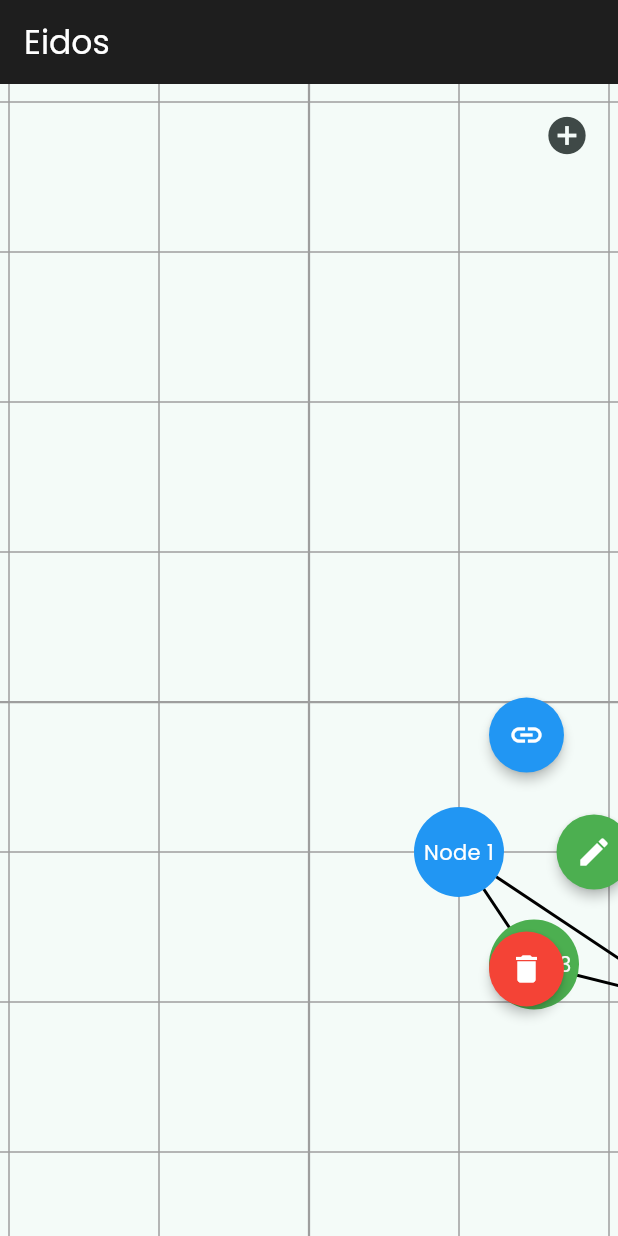
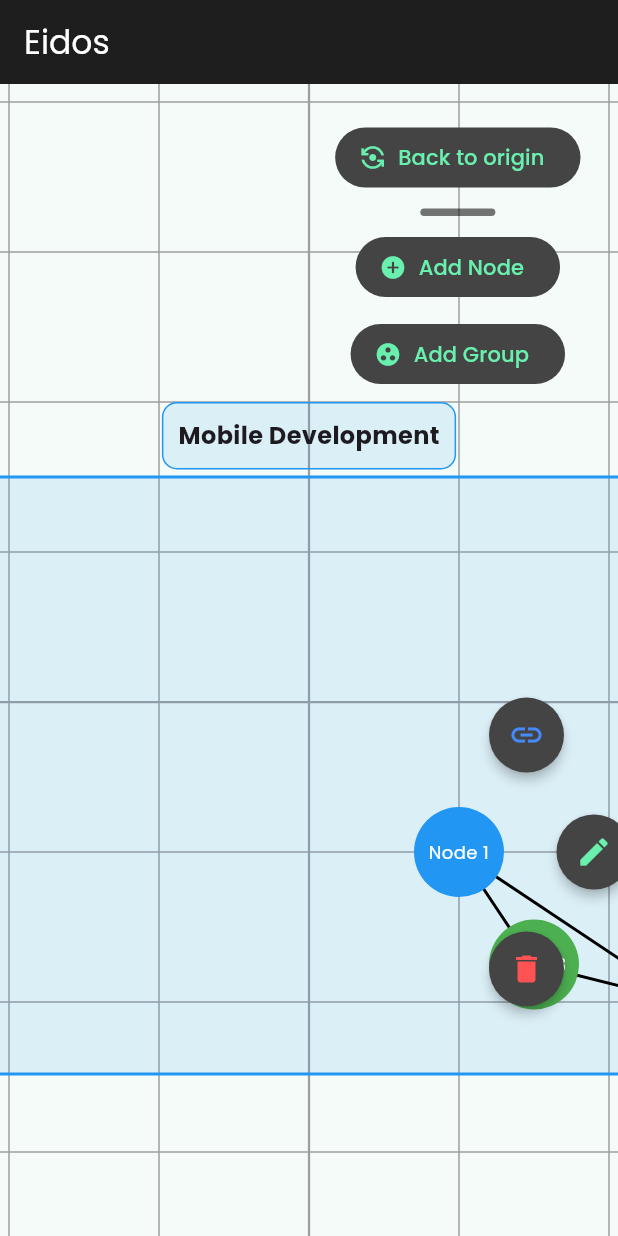
Before and after one commit to mhmdbakkour/eidosapp, a Flutter app: the screen it shows after launch, after a tap on "Node 1", on a phone screen of 412 x 824 dp. Run offline on Flutter 3.47's test engine with Material 3 defaults, Android fonts, the light colour scheme and no system bars; our stand-ins replace flutter_riverpod, google_fonts.

Commit message:
Added node groups, edit and creating modals for nodes, and polished a few UI elements

```diff
--- a/lib/features/mindmap/widgets/mindmap_canvas.dart
+++ b/lib/features/mindmap/widgets/mindmap_canvas.dart
@@ -1,7 +1,9 @@
 import 'package:csci410project/features/mindmap/models/connection_model.dart';
 import 'package:csci410project/features/mindmap/widgets/grid_painter.dart';
+import 'package:csci410project/features/mindmap/widgets/node_group_widget.dart';
 import 'package:csci410project/features/mindmap/widgets/radial_menu.dart';
 
+import '../dialogs/node_dialog.dart';
 import 'connection_painter.dart';
 import 'node_widget.dart';
 import 'package:flutter/material.dart';
@@ -38,13 +40,11 @@
     )..repeat(reverse: true);
     _viewportController = TransformationController();
 
-    // Size of your virtual canvas
     const canvasSize = Size(50000, 50000);
 
     WidgetsBinding.instance.addPostFrameCallback((_) {
       final screenSize = MediaQuery.of(context).size;
 
-      // Move camera so canvas center appears at screen center
       final dx = (screenSize.width / 2) - (canvasSize.width / 2);
       final dy = (screenSize.height / 2) - (canvasSize.height / 2);
 
@@ -71,7 +71,29 @@
     }
   }
 
+  void _addNode() async {
+    final newNodeData = await showDialog<Node>(
+      context: context,
+      builder: (_) => const NodeDialog(dialogText: "Create new node"),
+    );
+
+    if (newNodeData != null) {
+      final screenSize = MediaQuery.of(context).size;
+      final invertedMatrix = Matrix4.inverted(_viewportController.value);
+      final canvasCenter = MatrixUtils.transformPoint(
+        invertedMatrix,
+        Offset(screenSize.width / 2, screenSize.height / 2),
+      );
+
+      // Create the final node with the correct position
+      final finalNode = newNodeData.copyWith(position: canvasCenter);
+
+      ref.read(nodeProvider.notifier).addNode(finalNode);
+    }
+  }
+
   void _deleteNode(Node node) {
+    _hideMenu();
     ref.read(nodeProvider.notifier).removeNode(node.id);
 
     final connections = ref.read(connectionProvider);
@@ -81,43 +103,18 @@
             .toList()) {
       ref.read(connectionProvider.notifier).removeConnection(conn.id);
     }
-
-    _hideMenu();
   }
 
   void _editNode(Node node) async {
-    final editTextController = TextEditingController(text: node.text);
+    _hideMenu();
+    final editedNode = await showDialog<Node>(
+      context: context,
+      builder: (_) => NodeDialog(dialogText: "Edit node", node: node),
+    );
 
-    final newText = await showDialog<String>(
-      context: context,
-      builder:
-          (_) => AlertDialog(
-            title: const Text('Edit Node'),
-            content: TextFormField(
-              autofocus: true,
-              decoration: const InputDecoration(labelText: 'Text'),
-              controller: editTextController,
-              maxLength: 10,
-            ),
-            actions: [
-              TextButton(
-                onPressed: () => Navigator.pop(context),
-                child: const Text("Cancel"),
-              ),
-              TextButton(
-                onPressed:
-                    () => Navigator.pop(context, editTextController.text),
-                child: const Text("Save"),
-              ),
-            ],
-          ),
-    );
-    if (newText != null && newText.isNotEmpty) {
-      ref.read(nodeProvider.notifier).updateNode(node.copyWith(text: newText));
+    if (editedNode != null) {
+      ref.read(nodeProvider.notifier).updateNode(editedNode);
     }
-
-    _hideMenu();
-    editTextController.dispose();
   }
 
   void _startConnect(Node node) {
@@ -151,6 +148,35 @@
     } else {
       _showMenu(tappedNode);
     }
+  }
+
+  void _centerCamera() {
+    final screenSize = MediaQuery.of(context).size;
+    const canvasCenter = Offset(25000, 25000);
+
+    final dx = (screenSize.width / 2) - canvasCenter.dx;
+    final dy = (screenSize.height / 2) - canvasCenter.dy;
+
+    final newMatrix = Matrix4.identity()..translate(dx, dy);
+
+    final animation = Matrix4Tween(
+      begin: _viewportController.value,
+      end: newMatrix,
+    ).animate(
+      CurvedAnimation(parent: _menuController, curve: Curves.easeInOut),
+    );
+
+    void animationListener() {
+      _viewportController.value = animation.value;
+      if (animation.status == AnimationStatus.completed) {
+        animation.removeListener(animationListener);
+      }
+    }
+
+    animation.addListener(animationListener);
+
+    _menuController.reset();
+    _menuController.forward();
   }
 
   @override
@@ -188,6 +214,27 @@
                 child: Stack(
                   clipBehavior: Clip.none,
                   children: [
+                    NodeGroupWidget(
+                      key: ValueKey("mobile-dev-group"),
+                      title: "Mobile Development",
+                      position: Offset(25000, 25000),
+                      size: Size(600, 400),
+                      color: Colors.blue,
+                    ),
+                    NodeGroupWidget(
+                      key: ValueKey("operating-systems-group"),
+                      title: "Operating Systems",
+                      position: Offset(25600, 25600),
+                      size: Size(600, 600),
+                      color: Colors.purple,
+                    ),
+                    NodeGroupWidget(
+                      key: ValueKey("operating-systems-lab-group"),
+                      title: "Operating Systems Lab",
+                      position: Offset(24500, 25000),
+                      size: Size(300, 500),
+                      color: Colors.green,
+                    ),
                     CustomPaint(
                       painter: ConnectionPainter(
                         nodes: nodes,
@@ -222,11 +269,49 @@
           ),
         ),
         Positioned(
-          top: 10,
-          right: 10,
-          child: IconButton(
-            icon: Icon(Icons.add_circle, size: 30),
-            onPressed: () {},
+          top: 25,
+          right: 25,
+          child: Column(
+            children: [
+              FilledButton.icon(
+                icon: Icon(Icons.flip_camera_android),
+                onPressed: _centerCamera,
+                label: Text("Back to origin"),
+                style: FilledButton.styleFrom(
+                  foregroundColor: Colors.greenAccent,
+                  backgroundColor: Color(0xff444444),
+                ),
+              ),
+              const SizedBox(height: 10),
+              Container(
+                width: 50,
+                height: 5,
+                decoration: BoxDecoration(
+                  color: Colors.black54,
+                  borderRadius: BorderRadius.circular(10),
+                ),
+              ),
+              const SizedBox(height: 10),
+              FilledButton.icon(
+                icon: Icon(Icons.add_circle),
+                onPressed: _addNode,
+                label: Text("Add Node"),
+                style: FilledButton.styleFrom(
+                  foregroundColor: Colors.greenAccent,
+                  backgroundColor: Color(0xff444444),
+                ),
+              ),
+              const SizedBox(height: 10),
+              FilledButton.icon(
+                icon: Icon(Icons.group_work_sharp),
+                onPressed: () {},
+                label: Text("Add Group"),
+                style: FilledButton.styleFrom(
+                  foregroundColor: Colors.greenAccent,
+                  backgroundColor: Color(0xff444444),
+                ),
+              ),
+            ],
           ),
         ),
       ],
--- /dev/null
+++ b/lib/features/mindmap/widgets/node_group_widget.dart
@@ -0,0 +1,59 @@
+import 'package:flutter/material.dart';
+
+class NodeGroupWidget extends StatefulWidget {
+  final String? title;
+  final Color color;
+  final Offset position;
+  final Size size;
+
+  const NodeGroupWidget({
+    super.key,
+    required this.title,
+    this.color = Colors.black,
+    required this.position,
+    required this.size,
+  });
+
+  @override
+  State<NodeGroupWidget> createState() => _NodeGroupWidgetState();
+}
+
+class _NodeGroupWidgetState extends State<NodeGroupWidget> {
+  @override
+  Widget build(BuildContext context) {
+    return Positioned(
+      left: widget.position.dx - widget.size.width / 2,
+      top: widget.position.dy - widget.size.height / 2,
+      child: Column(
+        mainAxisSize: MainAxisSize.min,
+        mainAxisAlignment: MainAxisAlignment.center,
+        crossAxisAlignment: CrossAxisAlignment.center,
+        children: [
+          Container(
+            padding: const EdgeInsets.all(10),
+            decoration: BoxDecoration(
+              color: widget.color.withAlpha(30),
+              border: Border.all(color: widget.color),
+              borderRadius: BorderRadius.circular(10),
+            ),
+            child: Text(
+              widget.title ?? "Group",
+              style: const TextStyle(fontSize: 16, fontWeight: FontWeight.bold),
+            ),
+          ),
+          SizedBox(height: 4),
+          Container(
+            width: widget.size.width,
+            height: widget.size.height,
+            padding: const EdgeInsets.all(10),
+            decoration: BoxDecoration(
+              color: widget.color.withAlpha(30),
+              border: Border.all(color: widget.color, width: 2.0),
+              borderRadius: BorderRadius.circular(10),
+            ),
+          ),
+        ],
+      ),
+    );
+  }
+}
--- a/lib/features/mindmap/widgets/node_widget.dart
+++ b/lib/features/mindmap/widgets/node_widget.dart
@@ -53,8 +53,8 @@
   @override
   Widget build(BuildContext context) {
     return Positioned(
-      left: widget.node.position.dx - 30,
-      top: widget.node.position.dy - 30,
+      left: widget.node.position.dx - widget.node.size / 2,
+      top: widget.node.position.dy - widget.node.size / 2,
       child: GestureDetector(
         onPanUpdate:
             widget.isMenuActive
@@ -73,7 +73,7 @@
           builder: (context, child) {
             final scale =
                 widget.isConnecting
-                    ? 1.0 + (_curvedAnimation.value * 0.25)
+                    ? 1.0 + (_curvedAnimation.value * 0.1)
                     : 1.0;
             return Transform.scale(
               scale: scale,
@@ -85,14 +85,22 @@
                   shape: widget.node.shape,
                   border:
                       widget.isConnecting
-                          ? Border.all(color: Colors.black, width: 2.0)
+                          ? Border.all(color: Colors.black, width: 2)
                           : null,
                 ),
                 alignment: Alignment.center,
                 child: Text(
                   widget.node.text,
                   textAlign: TextAlign.center,
-                  style: const TextStyle(color: Colors.white),
+                  style: TextStyle(
+                    color: Colors.white,
+                    fontSize:
+                        widget.node.size > 60
+                            ? 16
+                            : widget.node.size > 40
+                            ? 12
+                            : 8,
+                  ),
                 ),
               ),
             );
--- a/lib/features/mindmap/widgets/radial_menu.dart
+++ b/lib/features/mindmap/widgets/radial_menu.dart
@@ -30,20 +30,20 @@
 
     final buttons = [
       _RadialButton(
-        icon: Icons.link,
-        color: Colors.blue,
+        icon: Icon(Icons.link, color: Colors.blueAccent, size: 24),
+        color: Color(0xff444444),
         label: "Connect",
         onTap: onConnect,
       ),
       _RadialButton(
-        icon: Icons.edit,
-        color: Colors.green,
+        icon: Icon(Icons.edit, color: Colors.greenAccent, size: 24),
+        color: Color(0xff444444),
         label: "Edit",
         onTap: onEdit,
       ),
       _RadialButton(
-        icon: Icons.delete,
-        color: Colors.red,
+        icon: Icon(Icons.delete, color: Colors.redAccent, size: 24),
+        color: Color(0xff444444),
         label: "Delete",
         onTap: onDelete,
       ),
@@ -51,7 +51,7 @@
 
     return AnimatedBuilder(
       animation: animation,
-      builder: (_, __) {
+      builder: (_, _) {
         final radius = (90.0 * animation.value).clamp(0.0, 90.0);
 
         return Stack(
@@ -68,9 +68,8 @@
               child: Stack(
                 children: List.generate(buttons.length, (i) {
                   final totalButtons = buttons.length;
-                  final angleStep = Math.pi / (totalButtons); // spread 180°
-                  final angle =
-                      -(Math.pi / 3) + i * angleStep; // start at -90° (up)
+                  final angleStep = Math.pi / (totalButtons);
+                  final angle = -(Math.pi / 3) + i * angleStep;
 
                   final dx = radius * Math.cos(angle);
                   final dy = radius * Math.sin(angle);
@@ -94,7 +93,7 @@
 }
 
 class _RadialButton extends StatelessWidget {
-  final IconData icon;
+  final Icon icon;
   final Color color;
   final String label;
   final VoidCallback? onTap;
@@ -115,11 +114,7 @@
       child: InkWell(
         onTap: onTap,
         customBorder: const CircleBorder(),
-        child: SizedBox(
-          width: 50,
-          height: 50,
-          child: Icon(icon, color: Colors.white, size: 24),
-        ),
+        child: SizedBox(width: 50, height: 50, child: icon),
       ),
     );
   }
```
Also changed, not shown: lib/features/mindmap/dialogs/node_dialog.dart (added, +209 -0 lines), lib/features/mindmap/models/node_group_model.dart (added, +37 -0 lines), lib/features/mindmap/providers/node_group_provider.dart (added, +28 -0 lines).
